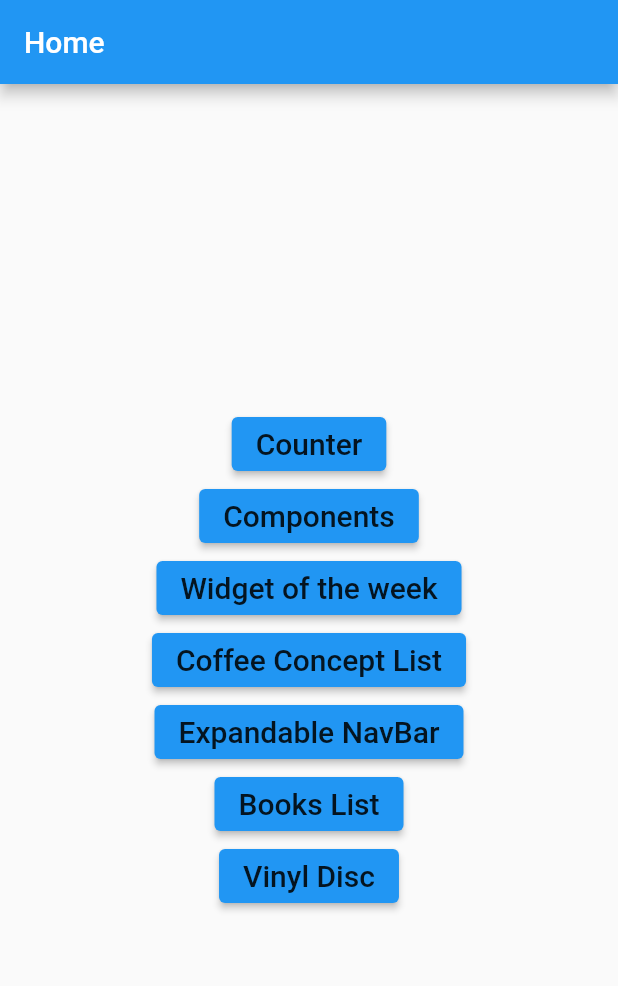
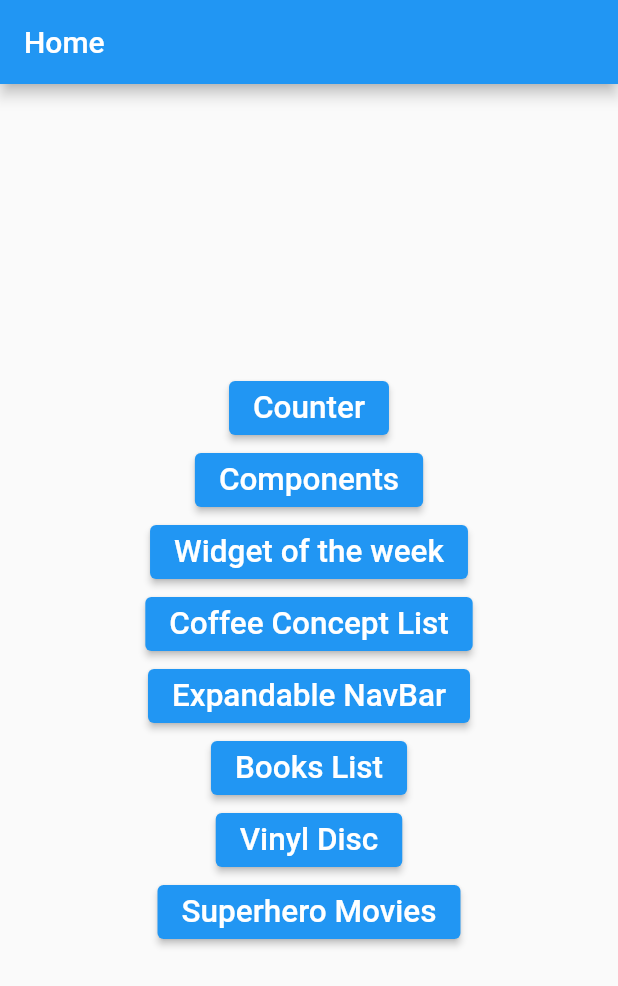
Before and after one commit to VictorVHTI/firstAppFlutter, a Flutter app: the screen it shows after launch, on a phone screen of 412 x 824 dp. Shown: the top 986 px of the screen. Run offline on Flutter 3.47's test engine with Material 2 defaults, Android fonts, the light colour scheme and no system bars; our stand-ins replace animate_do, cached_network_image.

Commit message:
hero movies

```diff
--- a/lib/src/app.dart
+++ b/lib/src/app.dart
@@ -26,6 +26,7 @@ class _MyHomePageState extends State<MyHomePage> {
             ButtonNavigation('Expandable NavBar', '/expandableNavbar'),
             ButtonNavigation('Books List', '/booksList'),
             ButtonNavigation('Vinyl Disc', '/vinylDisc'),
+            ButtonNavigation('Superhero Movies', '/heroMovies'),
           ],
         ),
       ),
@@ -43,6 +44,7 @@ class ButtonNavigation extends StatelessWidget {
   Widget build(BuildContext context) {
     return ElevatedButton(
       style: ButtonStyle(
+        //minimumSize: MaterialStateProperty.all(Size.),
         foregroundColor: MaterialStateProperty.all<Color>(Colors.blue),
       ),
       onPressed: () {
@@ -50,7 +52,8 @@ class ButtonNavigation extends StatelessWidget {
       },
       child: Text(
         name,
-        style: Theme.of(context).textTheme.headline6,
+        style: TextStyle(color: Colors.white, fontSize: 21),
+        //style: Theme.of(context).textTheme.headline6,
       ),
     );
   }
--- a/lib/src/routes/routes.dart
+++ b/lib/src/routes/routes.dart
@@ -11,6 +11,7 @@ import 'package:example_flutter/src/screens/components/pages/list_page.dart';
 import 'package:example_flutter/src/screens/components/pages/slider_page.dart';
 import 'package:example_flutter/src/screens/counter/counter.dart';
 import 'package:example_flutter/src/screens/expandable_navbar/index.dart';
+import 'package:example_flutter/src/screens/hero_movies/index.dart';
 import 'package:example_flutter/src/screens/vinyl_disc/index.dart';
 import 'package:example_flutter/src/screens/widget_of_the_week/pages/absorbPointer.dart';
 import 'package:example_flutter/src/screens/widget_of_the_week/pages/clipRRec.dart';
@@ -79,5 +80,6 @@ Map<String, WidgetBuilder> getAplicationRoutes() {
     '/expandableNavbar': (BuildContext contex) => ExpandableNavBar(),
     '/booksList': (BuildContext contex) => BooksConcept(),
     '/vinylDisc': (BuildContext contex) => VinylDiscScreen(),
+    '/heroMovies': (BuildContext contex) => SuperHeroMovies(),
   };
 }
--- /dev/null
+++ b/lib/src/screens/hero_movies/superhero.dart
@@ -0,0 +1,161 @@
+class Superhero {
+  final String name;
+  final String heroName;
+  final String description;
+  final String pathImage;
+  final List<HeroMovie> movies;
+  final int rawColor;
+
+  const Superhero({
+    required this.name,
+    required this.description,
+    required this.heroName,
+    required this.pathImage,
+    required this.movies,
+    required this.rawColor,
+  });
+
+  static const marvelHeroes = [
+    Superhero(
+        heroName: 'Spider Man',
+        name: 'Peter Parker',
+        description:
+            'Spider-Man has spider-like abilities including superhuman strength and the ability to cling to most surfaces. '
+            'He is also extremely agile and has amazing reflexes. Spider-Man also has a “spider sense,” that warns him of '
+            'impending danger. Spider-Man has supplemented his powers with technology',
+        pathImage: 'assets/heroes/spiderman-a.png',
+        movies: HeroMovie.spidermanMovies,
+        rawColor: 0xffA41209),
+    Superhero(
+        heroName: 'Iron Man',
+        name: 'Tony Stark',
+        description:
+            'He is the Armored Avenger - driven by a heart that is part machine, but all hero! He is the '
+            'INVINCIBLE IRON MAN! Iron Man\'s Powers and Abilities: Wears modular arc reactor-powered Iron Man armor, '
+            'granting superhuman strength & durability, the ability to fly & project Repulsor blasts',
+        pathImage: 'assets/heroes/ironman-a.png',
+        movies: HeroMovie.ironManMovies,
+        rawColor: 0xffB3790F),
+    Superhero(
+        heroName: 'Thor',
+        name: 'Thor Odinson',
+        description:
+            'Thor Odinson is the Asgardian God of Thunder, superhero, self-proclaimed protector of Earth and the king of '
+            'Asgard. Thor made a name for himself as the mightiest warrior on his homeworld and subsequently became well '
+            'known for his actions on Earth, which included acting as a founding member of the Avengers.',
+        pathImage: 'assets/heroes/thor-c.png',
+        movies: HeroMovie.thorMovies,
+        rawColor: 0xff3E4953),
+    Superhero(
+        heroName: 'Ant Man',
+        name: 'Scott Lang',
+        description:
+            'Armed with the astonishing ability to shrink in scale but increase in strength, con-man Scott Lang must embrace '
+            'his inner-hero and help his mentor, Dr. Hank Pym, protect the secret behind his spectacular Ant-Man suit '
+            'from a new generation of towering threats.',
+        pathImage: 'assets/heroes/antman-a.png',
+        movies: HeroMovie.antmanMovies,
+        rawColor: 0xff98142B),
+    Superhero(
+        heroName: 'Black Widow',
+        name: 'Natasha Romanova',
+        description:
+            'The first and best-known Black Widow is a Russian agent trained as a spy, martial artist, and sniper, '
+            'and outfitted with an arsenal of high-tech weaponry, including a pair of wrist-mounted energy weapons '
+            'dubbed her "Widow\'s Bite". She wears no costume during her first few appearances but simply evening wear and a veil.',
+        pathImage: 'assets/heroes/blackwidow-a.png',
+        movies: HeroMovie.blackWidowMovies,
+        rawColor: 0xff011535),
+    Superhero(
+        heroName: 'Captain America',
+        name: 'Steve Rogers',
+        description:
+            'Captain America is the alter ego of Steve Rogers, a frail young man enhanced to the peak of human perfection '
+            'by an experimental serum to aid the United States government\'s efforts in World War II. Near the end of the war, '
+            'he was trapped in ice and survived in suspended animation until he was revived in modern times.',
+        pathImage: 'assets/heroes/captain-b.png',
+        movies: HeroMovie.captainAmericaMovies,
+        rawColor: 0xff0232CB),
+    Superhero(
+        heroName: 'Hawk eye',
+        name: 'Clint Barton',
+        description:
+            'An expert marksman and fighter, Clint Barton puts his talents to good use by working for S.H.I.E.L.D.'
+            ' as a special agent. The archer known as Hawkeye also boasts a strong moral compass that at times leads '
+            'him astray from his direct orders',
+        pathImage: 'assets/heroes/hawkeye.png',
+        movies: [],
+        rawColor: 0xff380142),
+    Superhero(
+        heroName: 'Hulk',
+        name: 'Bruce Banner',
+        description:
+            'In his comic book appearances, the character is both the Hulk, a green-skinned, hulking and muscular '
+            'humanoid possessing a vast degree of physical strength, and his alter ego Dr. Robert Bruce Banner, a '
+            'physically weak, socially withdrawn, and emotionally reserved physicist',
+        pathImage: 'assets/heroes/hulk-b.png',
+        movies: HeroMovie.hulkMovies,
+        rawColor: 0xff047A3B),
+  ];
+}
+
+class HeroMovie {
+  final String title;
+  final double rate;
+  final String urlImage;
+
+  const HeroMovie(
+    this.title,
+    this.rate,
+    this.urlImage,
+  );
+
+  static const antmanMovies = [
+    HeroMovie('Ant-Man', 7.6,
+        "https://upload.wikimedia.org/wikipedia/en/7/75/Ant-Man_poster.jpg"),
+    HeroMovie('Ant-Man and the Wasp', 8.2,
+        "https://upload.wikimedia.org/wikipedia/en/2/2c/Ant-Man_and_the_Wasp_poster.jpg")
+  ];
+  static const blackWidowMovies = [
+    HeroMovie("Black Widow", 10.0,
+        'https://upload.wikimedia.org/wikipedia/en/7/74/Black_Widow_poster.jpg')
+  ];
+
+  static const captainAmericaMovies = [
+    HeroMovie('Captain America: The First Avenger', 7.8,
+        'https://upload.wikimedia.org/wikipedia/en/3/37/Captain_America_The_First_Avenger_poster.jpg'),
+    HeroMovie('Captain America: The Winter Soldier', 9.3,
+        'https://upload.wikimedia.org/wikipedia/en/9/9e/Captain_America_The_Winter_Soldier_poster.jpg'),
+    HeroMovie('Captain America: Civil War', 8.7,
+        'https://upload.wikimedia.org/wikipedia/en/5/53/Captain_America_Civil_War_poster.jpg'),
+  ];
+
+  static const hulkMovies = [
+    HeroMovie('Hulk', 6.5,
+        'https://upload.wikimedia.org/wikipedia/en/5/59/Hulk_movie.jpg'),
+    HeroMovie('The Incredible Hulk', 7.5,
+        'https://upload.wikimedia.org/wikipedia/en/8/88/The_Incredible_Hulk_poster.jpg'),
+  ];
+  static const ironManMovies = [
+    HeroMovie('Iron Man', 8.0,
+        'https://upload.wikimedia.org/wikipedia/en/0/00/Iron_Man_poster.jpg'),
+    HeroMovie('Iron Man 2', 8.0,
+        'https://upload.wikimedia.org/wikipedia/en/e/ed/Iron_Man_2_poster.jpg'),
+    HeroMovie('Iron Man 3', 5.0,
+        'https://upload.wikimedia.org/wikipedia/en/1/19/Iron_Man_3_poster.jpg'),
+  ];
+  static const spidermanMovies = [
+    HeroMovie('Spider-Man: Homecoming', 7.1,
+        'https://upload.wikimedia.org/wikipedia/en/f/f9/Spider-Man_Homecoming_poster.jpg'),
+    HeroMovie('Spider-Man: Far From Home', 7.8,
+        'https://upload.wikimedia.org/wikipedia/en/b/bd/Spider-Man_Far_From_Home_poster.jpg'),
+  ];
+  static const thorMovies = [
+    HeroMovie("Thor", 7.6,
+        'https://upload.wikimedia.org/wikipedia/en/f/fc/Thor_poster.jpg'),
+    HeroMovie("Thor: The Dark World", 7.6,
+        'https://upload.wikimedia.org/wikipedia/en/7/7f/Thor_The_Dark_World_poster.jpg'),
+    HeroMovie("Thor: Ragnarok", 6.8,
+        'https://upload.wikimedia.org/wikipedia/en/7/7d/Thor_Ragnarok_poster.jpg'),
+  ];
+}
--- a/pubspec.yaml
+++ b/pubspec.yaml
@@ -33,6 +33,7 @@ dependencies:
   cupertino_icons: ^1.0.2
   http:
   animate_do:
+  cached_network_image: ^3.0.0
 
 dev_dependencies:
   flutter_test:
@@ -55,6 +56,7 @@ flutter:
     - assets/
     - assets/coffee/
     - assets/books/
+    - assets/heroes/
   #   - images/a_dot_ham.jpeg
 
   # An image asset can refer to one or more resolution-specific "variants", see
```
Also changed, not shown: lib/src/screens/hero_movies/index.dart (added, +124 -0 lines), lib/src/screens/hero_movies/superHeroCard.dart (added, +99 -0 lines), lib/src/screens/hero_movies/superHeroDetailsPage.dart (added, +281 -0 lines), assets/heroes/antman-a.png (added), assets/heroes/blackwidow-a.png (added), assets/heroes/captain-b.png (added), assets/heroes/hawkeye.png (added), assets/heroes/hulk-a.png (added), assets/heroes/hulk-b.png (added), assets/heroes/ironman-a.png (added), assets/heroes/marvel_logo.jpg (added), assets/heroes/spiderman-a.png (added), assets/heroes/thor-c.png (added), pubspec.lock.
